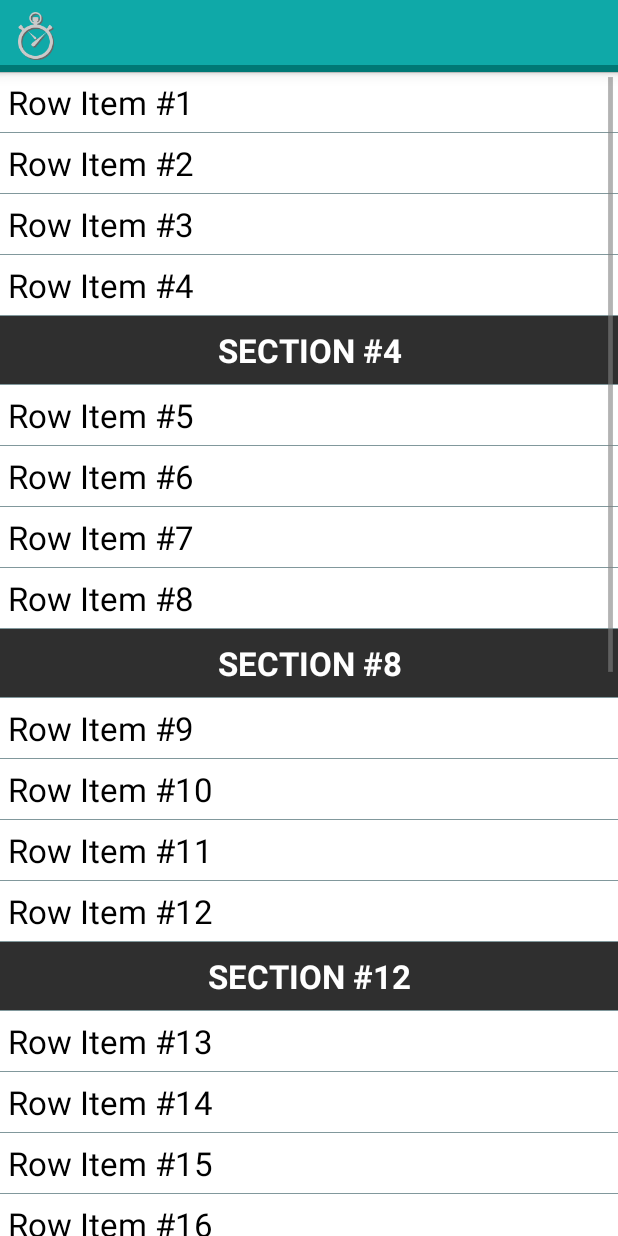
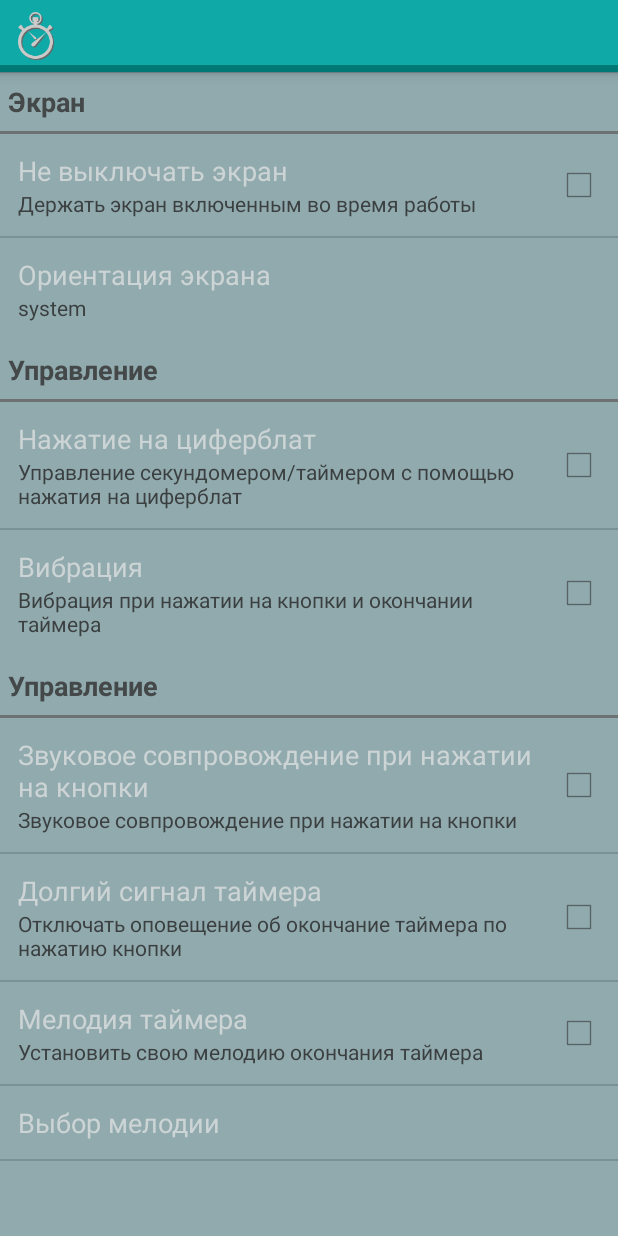
Before and after one commit to WaideShery/StopwatchTimer, an Android app: the screen it shows after launch (PreferencesActivity), in the options menu, after a tap on "Settings", on a phone screen of 412 x 824 dp. Run offline under Robolectric (Android 15) with nearby library versions, the phone set to English and light mode, and no system bars; 2 statements that could not run were skipped.

Commit message:
Work on the adaptive Settings ListView

```diff
--- a/app/build.gradle
+++ b/app/build.gradle
@@ -2,7 +2,7 @@ apply plugin: 'com.android.application'
 
 android {
     compileSdkVersion 22
-    buildToolsVersion "22.0.1"
+    buildToolsVersion '22.0.1'
 
     defaultConfig {
         applicationId "com.neirx.stopwatchtimer"
@@ -30,7 +30,7 @@ android {
 }
 
 dependencies {
-    compile fileTree(dir: 'libs', include: ['*.jar'])
+    compile fileTree(include: ['*.jar'], dir: 'libs')
     compile 'com.android.support:support-v4:22.0.0'
     compile 'com.android.support:support-v13:22.0.0'
 }
--- /dev/null
+++ b/app/src/main/java/com/neirx/stopwatchtimer/SettingItem.java
@@ -0,0 +1,71 @@
+package com.neirx.stopwatchtimer;
+
+import com.neirx.stopwatchtimer.settings.SettingPref;
+import com.neirx.stopwatchtimer.settings.SettingsManagement;
+
+/**
+ * Created by Waide Shery on 24.08.2015.
+ *
+ */
+public class SettingItem {
+    private String title;
+    private String summary;
+    private boolean hasCheckBox;
+    private boolean isChecked;
+    private SettingsManagement.BoolPref key;
+
+    public void setKey(SettingsManagement.BoolPref key) {
+        this.key = key;
+    }
+
+    public SettingsManagement.BoolPref getKey() {
+        return key;
+    }
+
+    public String getTitle() {
+        return title;
+    }
+
+    public String getSummary() {
+        return summary;
+    }
+
+    public boolean hasCheckBox() {
+        return hasCheckBox;
+    }
+
+    public SettingItem(String title) {
+        this.title = title;
+        this.summary = null;
+        this.hasCheckBox = false;
+    }
+
+    public SettingItem(String title, String summary) {
+        this.title = title;
+        this.summary = summary;
+        this.hasCheckBox = false;
+    }
+
+    public SettingItem(String title, boolean isChecked) {
+        this.title = title;
+        this.summary = null;
+        this.hasCheckBox = true;
+        this.isChecked = isChecked;
+    }
+
+    public SettingItem(String title, String summary, boolean isChecked) {
+        this.title = title;
+        this.summary = summary;
+        this.hasCheckBox = true;
+        this.isChecked = isChecked;
+    }
+
+    public boolean isChecked() {
+        return isChecked;
+    }
+
+    public void setChecked(boolean checked){
+        isChecked = checked;
+    }
+
+}
--- a/app/src/main/java/com/neirx/stopwatchtimer/custom/CustomAdapter.java
+++ /dev/null
@@ -1,94 +0,0 @@
-package com.neirx.stopwatchtimer.custom;
-
-import android.content.Context;
-import android.view.LayoutInflater;
-import android.view.View;
-import android.view.ViewGroup;
-import android.widget.BaseAdapter;
-import android.widget.TextView;
-
-import com.neirx.stopwatchtimer.R;
-
-import java.util.ArrayList;
-import java.util.TreeSet;
-
-public class CustomAdapter extends BaseAdapter {
-
-    private static final int TYPE_ITEM = 0;
-    private static final int TYPE_HEADER = 1;
-
-    private ArrayList<String> mData = new ArrayList<>();
-    private TreeSet<Integer> sectionHeader = new TreeSet<>();
-
-    private LayoutInflater mInflater;
-
-    public CustomAdapter(Context context) {
-        mInflater = (LayoutInflater) context.getSystemService(Context.LAYOUT_INFLATER_SERVICE);
-    }
-
-    public void addItem(final String item) {
-        mData.add(item);
-        notifyDataSetChanged();
-    }
-
-    public void addSectionHeaderItem(final String item) {
-        mData.add(item);
-        sectionHeader.add(mData.size() - 1);
-        notifyDataSetChanged();
-    }
-
-    @Override
-    public int getItemViewType(int position) {
-        return sectionHeader.contains(position) ? TYPE_HEADER : TYPE_ITEM;
-    }
-
-    @Override
-    public int getViewTypeCount() {
-        return 2;
-    }
-
-    @Override
-    public int getCount() {
-        return mData.size();
-    }
-
-    @Override
-    public String getItem(int position) {
-        return mData.get(position);
-    }
-
-    @Override
-    public long getItemId(int position) {
-        return position;
-    }
-
-    public View getView(int position, View convertView, ViewGroup parent) {
-        ViewHolder holder = null;
-        int rowType = getItemViewType(position);
-
-        if (convertView == null) {
-            holder = new ViewHolder();
-            switch (rowType) {
-                case TYPE_ITEM:
-                    convertView = mInflater.inflate(R.layout.snippet_item1, null);
-                    holder.textView = (TextView) convertView.findViewById(R.id.text);
-                    break;
-                case TYPE_HEADER:
-                    convertView = mInflater.inflate(R.layout.snippet_item2, null);
-                    holder.textView = (TextView) convertView.findViewById(R.id.textSeparator);
-                    break;
-            }
-            convertView.setTag(holder);
-        } else {
-            holder = (ViewHolder) convertView.getTag();
-        }
-        holder.textView.setText(mData.get(position));
-
-        return convertView;
-    }
-
-    public static class ViewHolder {
-        public TextView textView;
-    }
-
-}
--- /dev/null
+++ b/app/src/main/java/com/neirx/stopwatchtimer/custom/SettingsAdapter.java
@@ -0,0 +1,107 @@
+package com.neirx.stopwatchtimer.custom;
+
+import android.content.Context;
+import android.view.LayoutInflater;
+import android.view.View;
+import android.view.ViewGroup;
+import android.widget.BaseAdapter;
+import android.widget.CheckBox;
+import android.widget.TextView;
+
+import com.neirx.stopwatchtimer.R;
+import com.neirx.stopwatchtimer.SettingItem;
+
+import java.util.ArrayList;
+import java.util.TreeSet;
+
+public class SettingsAdapter extends BaseAdapter {
+
+    private static final int TYPE_ITEM = 0;
+    private static final int TYPE_HEADER = 1;
+
+    private ArrayList<SettingItem> mData = new ArrayList<>();
+    private TreeSet<Integer> sectionHeader = new TreeSet<>();
+
+    private LayoutInflater mInflater;
+
+    public SettingsAdapter(Context context) {
+        mInflater = (LayoutInflater) context.getSystemService(Context.LAYOUT_INFLATER_SERVICE);
+    }
+
+    public void addItem(final SettingItem item) {
+        mData.add(item);
+        notifyDataSetChanged();
+    }
+
+    public void addSectionHeaderItem(final SettingItem item) {
+        mData.add(item);
+        sectionHeader.add(mData.size() - 1);
+        notifyDataSetChanged();
+    }
+
+    @Override
+    public int getItemViewType(int position) {
+        return sectionHeader.contains(position) ? TYPE_HEADER : TYPE_ITEM;
+    }
+
+    @Override
+    public int getViewTypeCount() {
+        return 2;
+    }
+
+    @Override
+    public int getCount() {
+        return mData.size();
+    }
+
+    @Override
+    public SettingItem getItem(int position) {
+        return mData.get(position);
+    }
+
+    @Override
+    public long getItemId(int position) {
+        return position;
+    }
+
+    public View getView(int position, View convertView, ViewGroup parent) {
+        int rowType = getItemViewType(position);
+        TextView tvTitle;
+        TextView tvSum;
+        CheckBox checkBox;
+        SettingItem item = getItem(position);
+        switch (rowType) {
+            case TYPE_ITEM:
+                convertView = mInflater.inflate(R.layout.adapter_pref_item, null);
+                tvTitle = (TextView) convertView.findViewById(R.id.title);
+                tvSum = (TextView) convertView.findViewById(R.id.summary);
+                checkBox = (CheckBox) convertView.findViewById(R.id.checkbox);
+                String title = item.getTitle();
+                String summary = item.getSummary();
+                tvTitle.setText(title);
+                if(summary != null){
+                    tvSum.setText(summary);
+                } else {
+                    tvSum.setVisibility(View.GONE);
+                }
+                if(item.hasCheckBox()){
+                    checkBox.setChecked(item.isChecked());
+                } else {
+                    checkBox.setVisibility(View.GONE);
+                }
+                if(getItemViewType(position+1) == TYPE_HEADER){
+                    View divider = convertView.findViewById(R.id.dividerItem);
+                    divider.setVisibility(View.GONE);
+                }
+                break;
+            case TYPE_HEADER:
+                convertView = mInflater.inflate(R.layout.adapter_pref_header, null);
+                tvTitle = (TextView) convertView.findViewById(R.id.title);
+                tvTitle.setText(item.getTitle());
+                break;
+        }
+
+        return convertView;
+    }
+
+}
--- a/app/src/main/java/com/neirx/stopwatchtimer/fragments/SettingsFragmentTest.java
+++ b/app/src/main/java/com/neirx/stopwatchtimer/fragments/SettingsFragmentTest.java
@@ -5,32 +5,131 @@ import android.os.Bundle;
 import android.view.LayoutInflater;
 import android.view.View;
 import android.view.ViewGroup;
+import android.widget.AdapterView;
+import android.widget.CheckBox;
 import android.widget.ListView;
+import android.widget.Toast;
 
 import com.neirx.stopwatchtimer.R;
-import com.neirx.stopwatchtimer.custom.CustomAdapter;
+import com.neirx.stopwatchtimer.SettingItem;
+import com.neirx.stopwatchtimer.custom.SettingsAdapter;
+import com.neirx.stopwatchtimer.settings.AppSettings;
+import com.neirx.stopwatchtimer.settings.SettingPref;
+import com.neirx.stopwatchtimer.settings.SettingsManagement;
 
 import java.util.List;
 
 /**
  * Created by Waide Shery on 07.08.2015.
+ *
  */
 public class SettingsFragmentTest extends Fragment {
+    SettingsManagement settings;
+    String title;
+    String summary;
+    boolean isChecked;
+    SettingsAdapter mAdapter;
+    SettingItem settingItem;
 
     @Override
     public View onCreateView(LayoutInflater inflater, final ViewGroup container, Bundle savedInstanceState) {
         View rootView = inflater.inflate(R.layout.fragment_test_settings, container, false);
+        //Класс управления настройками приложения
+        settings = AppSettings.getInstance(getActivity());
+        mAdapter = new SettingsAdapter(getActivity());
 
-        CustomAdapter mAdapter = new CustomAdapter(getActivity());
-        for (int i = 1; i < 30; i++) {
-            mAdapter.addItem("Row Item #" + i);
-            if (i % 4 == 0) {
-                mAdapter.addSectionHeaderItem("Section #" + i);
-            }
+        //Заголовок "Экран"
+        title = getString(R.string.pref_screen);
+        mAdapter.addSectionHeaderItem(new SettingItem(title));
+
+        //Настройка "Не выключать экран"
+        title = getString(R.string.pref_screenStatus);
+        summary = getString(R.string.pref_screenStatus_summ);
+        isChecked = settings.getBoolPref(SettingPref.Bool.isNotTurnOffScreen);
+        settingItem = new SettingItem(title, summary, isChecked);
+        settingItem.setKey(SettingPref.Bool.isNotTurnOffScreen);
+        mAdapter.addItem(settingItem);
+
+        //Настройка "ориентация экрана"
+        title = getString(R.string.pref_screenOrientation);
+        summary = settings.getStringPref(SettingPref.String.screenOrientation, null);
+        if(summary == null){
+            summary = getString(R.string.pref_screenOrientation_default);
         }
+        settingItem = new SettingItem(title, summary);
+        mAdapter.addItem(settingItem);
+
+        //Заголовок "Управлени"
+        title = getString(R.string.pref_control);
+        mAdapter.addSectionHeaderItem(new SettingItem(title));
+
+        //Настройка "Нажатие на циферблат"
+        title = getString(R.string.pref_dialClickable);
+        summary = getString(R.string.pref_dialClickable_summ);
+        isChecked = settings.getBoolPref(SettingPref.Bool.isDialClickable);
+        settingItem = new SettingItem(title, summary, isChecked);
+        settingItem.setKey(SettingPref.Bool.isDialClickable);
+        mAdapter.addItem(settingItem);
+
+        //Настройка "Вибрация"
+        title = getString(R.string.pref_vibrateStatus);
+        summary = getString(R.string.pref_vibrateStatus_summ);
+        isChecked = settings.getBoolPref(SettingPref.Bool.vibrateState);
+        settingItem = new SettingItem(title, summary, isChecked);
+        settingItem.setKey(SettingPref.Bool.vibrateState);
+        mAdapter.addItem(settingItem);
+
+        //Заголовок "Звуки"
+        title = getString(R.string.pref_control);
+        mAdapter.addSectionHeaderItem(new SettingItem(title));
+
+        //Настройка "Звук кнопок"
+        title = getString(R.string.pref_keySoundStatus_summ);
+        summary = getString(R.string.pref_keySoundStatus_summ);
+        isChecked = settings.getBoolPref(SettingPref.Bool.keySoundState);
+        settingItem = new SettingItem(title, summary, isChecked);
+        settingItem.setKey(SettingPref.Bool.keySoundState);
+        mAdapter.addItem(settingItem);
+
+        //Настройка "Долгий сигнал таймера"
+        title = getString(R.string.pref_timerLongAlarm);
+        summary = getString(R.string.pref_timerLongAlarm_summ);
+        isChecked = settings.getBoolPref(SettingPref.Bool.longTimerAlarmState);
+        settingItem = new SettingItem(title, summary, isChecked);
+        settingItem.setKey(SettingPref.Bool.longTimerAlarmState);
+        mAdapter.addItem(settingItem);
+
+        //Настройка "Мелодия таймера"
+        title = getString(R.string.pref_customSoundTimer);
+        summary = getString(R.string.pref_customSoundTimer_summ);
+        isChecked = settings.getBoolPref(SettingPref.Bool.isCustomTimerSound);
+        settingItem = new SettingItem(title, summary, isChecked);
+        settingItem.setKey(SettingPref.Bool.isCustomTimerSound);
+        mAdapter.addItem(settingItem);
+
+        //Настройка "Выбор мелодии"
+        title = getString(R.string.pref_selectMelody);
+        mAdapter.addItem(new SettingItem(title));
 
         ListView listView = (ListView) rootView.findViewById(R.id.listView);
         listView.setAdapter(mAdapter);
+        listView.setDivider(null);
+        listView.setOnItemClickListener(clickListener);
         return rootView;
     }
+
+    AdapterView.OnItemClickListener clickListener = new AdapterView.OnItemClickListener() {
+        @Override
+        public void onItemClick(AdapterView<?> parent, View view, int position, long id) {
+            SettingItem item = (SettingItem) parent.getAdapter().getItem(position);
+            if(item.hasCheckBox()){
+                boolean isChecked = item.isChecked();
+                settings.setPref(item.getKey(), !isChecked);
+                item.setChecked(!isChecked);
+                mAdapter.notifyDataSetChanged();
+            }
+        }
+    };
+
+
 }
--- a/app/src/main/java/com/neirx/stopwatchtimer/settings/SettingPref.java
+++ b/app/src/main/java/com/neirx/stopwatchtimer/settings/SettingPref.java
@@ -6,6 +6,7 @@ public class SettingPref {
         soundState, isNotTurnOffScreen, isDialClickable, vibrateState, keySoundState, longTimerAlarmState, isCustomTimerSound
     }
     public enum String implements SettingsManagement.StringPref{
+        screenOrientation
     }
     public enum Long implements SettingsManagement.LongPref{
     }
--- /dev/null
+++ b/app/src/main/res/drawable/settings_item_selector.xml
@@ -0,0 +1,18 @@
+<?xml version="1.0" encoding="utf-8"?>
+<selector xmlns:android="http://schemas.android.com/apk/res/android">
+    <item android:state_selected="true">
+        <shape android:shape="rectangle">
+            <solid android:color="@color/chb_bg_selectable"/>
+        </shape>
+    </item>
+    <item android:state_pressed="true">
+        <shape android:shape="rectangle">
+            <solid android:color="@color/chb_bg_selectable"/>
+        </shape>
+    </item>
+    <item>
+        <shape android:shape="rectangle">
+            <solid android:color="@color/app_background"/>
+        </shape>
+    </item>
+</selector>
--- a/app/src/main/res/layout/adapter_pref_header.xml
+++ b/app/src/main/res/layout/adapter_pref_header.xml
@@ -1,18 +1,22 @@
 <?xml version="1.0" encoding="utf-8"?>
 <LinearLayout xmlns:android="http://schemas.android.com/apk/res/android"
     android:orientation="vertical" android:layout_width="match_parent"
-    android:layout_height="match_parent">
+    android:layout_height="match_parent"
+    android:background="@color/app_background">
     <TextView
         android:layout_width="wrap_content"
         android:layout_height="wrap_content"
+        android:layout_marginTop="@dimen/pref_text_group_top_margin"
         android:layout_marginBottom="@dimen/pref_text_group_bot_margin"
         android:layout_marginLeft="@dimen/pref_text_group_left_margin"
         android:text="@string/pref_screen"
+        android:id="@+id/title"
         android:textAppearance="?android:attr/textAppearanceMedium"
         android:textColor="@color/setting_text_group"
         android:textStyle="bold" />
 
     <View
+        android:id="@+id/dividerHeader"
         android:layout_width="match_parent"
         android:layout_height="@dimen/pref_divider_group_height"
         android:background="@color/setting_divider_group" />
--- a/app/src/main/res/layout/adapter_pref_item.xml
+++ b/app/src/main/res/layout/adapter_pref_item.xml
@@ -2,7 +2,8 @@
 <LinearLayout xmlns:android="http://schemas.android.com/apk/res/android"
     android:layout_width="match_parent"
     android:layout_height="match_parent"
-    android:orientation="vertical">
+    android:orientation="vertical"
+    android:background="@drawable/settings_item_selector">
 
     <LinearLayout
         android:layout_width="match_parent"
@@ -19,7 +20,7 @@
             android:padding="@dimen/pref_group_padding">
 
             <TextView
-                android:id="@+id/label"
+                android:id="@+id/title"
                 android:layout_width="match_parent"
                 android:layout_height="wrap_content"
                 android:text="@string/pref_screenStatus"
@@ -42,12 +43,13 @@
             android:layout_height="wrap_content"
             android:layout_marginLeft="@dimen/pref_chb_left_right_margin"
             android:layout_marginRight="@dimen/pref_chb_left_right_margin"
-            android:clickable="false" />
+            android:focusable="false"
+            android:clickable="false"/>
 
     </LinearLayout>
 
     <View
-        android:id="@+id/divider"
+        android:id="@+id/dividerItem"
         android:layout_width="match_parent"
         android:layout_height="@dimen/pref_divider_list_height"
         android:background="@color/setting_divider_pref" />
--- a/app/src/main/res/layout/fragment_settings.xml
+++ b/app/src/main/res/layout/fragment_settings.xml
@@ -224,7 +224,7 @@
                 android:layout_width="match_parent"
                 android:layout_height="wrap_content"
                 android:layout_toLeftOf="@id/check_keySoundStatus"
-                android:text="@string/pref_soundStatus"
+                android:text="@string/pref_keySoundStatus"
                 android:textAppearance="?android:attr/textAppearanceMedium"
                 android:textColor="@color/setting_text_title" />
 
--- a/app/src/main/res/values/dimens.xml
+++ b/app/src/main/res/values/dimens.xml
@@ -20,6 +20,7 @@
     <dimen name="millis_text_adapter">15sp</dimen>
     <dimen name="num_text_adapter">15sp</dimen>
     <dimen name="millisecond_text">20sp</dimen>
+    <dimen name="pref_text_group_top_margin">7dp</dimen>
     <dimen name="pref_text_group_bot_margin">7dp</dimen>
     <dimen name="pref_text_group_left_margin">5dp</dimen>
     <dimen name="pref_screen_padding">10dp</dimen>
--- a/app/src/main/res/values/strings.xml
+++ b/app/src/main/res/values/strings.xml
@@ -12,7 +12,7 @@
     <string name="pref_control">Управление</string>
     <string name="pref_sound">Звуки</string>
     <string name="pref_screenStatus">Не выключать экран</string>
-    <string name="pref_soundStatus">Звук кнопок</string>
+    <string name="pref_keySoundStatus">Звук кнопок</string>
     <string name="pref_keySoundStatus_summ">Звуковое совпровождение при нажатии на кнопки</string>
     <string name="pref_vibrateStatus">Вибрация</string>
     <string name="pref_vibrateStatus_summ">Вибрация при нажатии на кнопки и окончании таймера</string>
--- a/neirdialogs/build.gradle
+++ b/neirdialogs/build.gradle
@@ -2,7 +2,7 @@ apply plugin: 'com.android.library'
 
 android {
     compileSdkVersion 22
-    buildToolsVersion "23.0.0 rc3"
+    buildToolsVersion '23.0.0'
 
     defaultConfig {
         minSdkVersion 11
@@ -19,6 +19,6 @@ android {
 }
 
 dependencies {
-    compile fileTree(dir: 'libs', include: ['*.jar'])
+    compile fileTree(include: ['*.jar'], dir: 'libs')
     compile 'com.android.support:appcompat-v7:22.2.1'
 }
```
Also changed, not shown: 3 other files.
